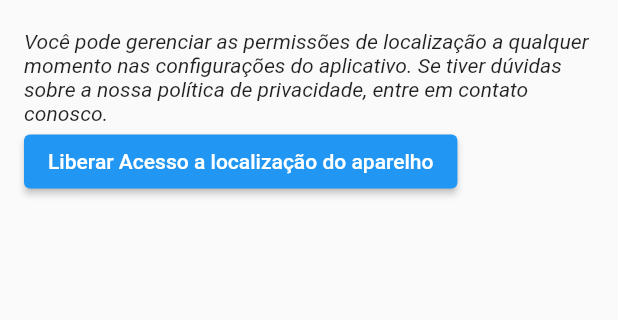
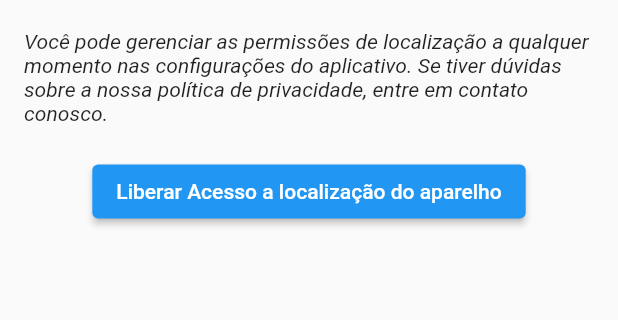
Before and after one commit to williansjaime/AppGertran1000, a Flutter app: the PrivacyPolicyScreen screen opened directly, on a phone screen of 412 x 824 dp, the part 371-691 px from its top. Run offline on Flutter 3.47's test engine with Material 2 defaults, Android fonts, the light colour scheme and no system bars; our stand-ins replace flutter_local_notifications, geolocator, image_picker, shared_preferences; missing offline and left inert: bmnav, flutter_background_service, flutter_map_marker_cluster, flutter_osm_plugin, latlng, mask_shifter; accounts and stored records are empty.

Commit message:
Update PrivacyPolicyScreen.dart

```diff
--- a/lib/pages/PrivacyPolicyScreen.dart
+++ b/lib/pages/PrivacyPolicyScreen.dart
@@ -38,19 +38,23 @@ class PrivacyPolicyScreen extends StatelessWidget {
               'Você pode gerenciar as permissões de localização a qualquer momento nas configurações do aplicativo. Se tiver dúvidas sobre a nossa política de privacidade, entre em contato conosco.',
               style: TextStyle(fontStyle: FontStyle.italic),
             ),
-            ElevatedButton(
+            SizedBox(height: 20),
+            Align(
+              alignment: Alignment.center,
+              child: ElevatedButton(
                   onPressed: () async {
                     await GeoPos.autorizaLocalizacao();
 
                     bool a = await BackGroound.verificarLocalizacaoAparelho();
                     if (a) {
                       Navigator.of(context).pushAndRemoveUntil(
-                        MaterialPageRoute(
-                            builder: (context) => LoginPage()),
+                          MaterialPageRoute(builder: (context) => LoginPage()),
                           (Route<dynamic> route) => false);
                     }
                   },
-                child: const Text("Liberar Acesso a localização do aparelho")),
+                  child:
+                      const Text("Liberar Acesso a localização do aparelho")),
+            )
           ],
         ),
       ),
```
Lines whose indentation alone changed are shown as unchanged.
